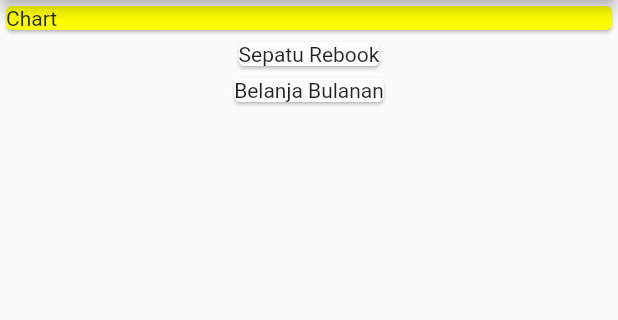
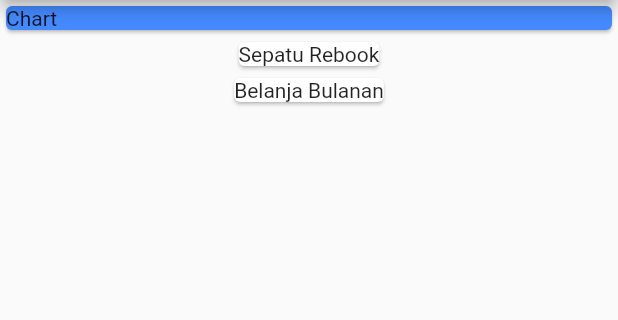
Before and after one commit to rizaljanuari/Monitoring-Pengeluaran, a Flutter app: the screen it shows after launch, on a phone screen of 412 x 824 dp, the part 84-404 px from its top. Run offline on Flutter 3.47's test engine with Material 2 defaults, Android fonts, the phone set to English and light mode, and no system bars.

Commit message:
mengganti warna card dari chart widget

```diff
--- a/lib/main.dart
+++ b/lib/main.dart
@@ -39,7 +39,7 @@ class MyHomepage extends StatelessWidget {
           Container(
             width: double.infinity,
             child: Card(
-              color: Colors.yellowAccent,
+              color: Colors.blueAccent,
               child: Text('Chart'),
             ),
           ),
```
